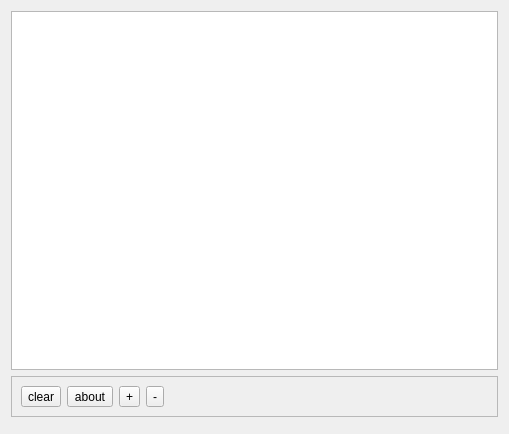
The window that QtLib/Logger/dlogger.ui (yasriady/QtLib) describes before a commit, drawn with Qt 5.
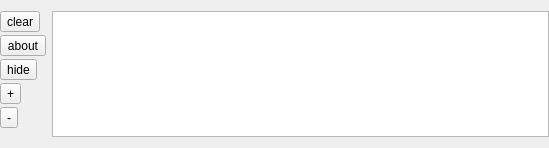
The same window after the commit. Icons and pictures are not drawn.

```diff
--- a/QtLib/Logger/dlogger.ui
+++ b/QtLib/Logger/dlogger.ui
@@ -6,42 +6,50 @@
    <rect>
     <x>0</x>
     <y>0</y>
-    <width>509</width>
-    <height>434</height>
+    <width>549</width>
+    <height>148</height>
    </rect>
   </property>
   <property name="windowTitle">
    <string>Form</string>
   </property>
-  <layout class="QVBoxLayout" name="verticalLayout">
-   <item>
-    <widget class="QTextEdit" name="textEdit">
-     <property name="sizePolicy">
-      <sizepolicy hsizetype="Preferred" vsizetype="Preferred">
-       <horstretch>0</horstretch>
-       <verstretch>0</verstretch>
-      </sizepolicy>
-     </property>
-     <property name="styleSheet">
-      <string notr="true">font: 7pt &quot;Sans Serif&quot;;</string>
-     </property>
-    </widget>
-   </item>
+  <layout class="QHBoxLayout" name="horizontalLayout">
+   <property name="leftMargin">
+    <number>0</number>
+   </property>
+   <property name="rightMargin">
+    <number>0</number>
+   </property>
    <item>
     <widget class="QFrame" name="frame_2">
      <property name="sizePolicy">
-      <sizepolicy hsizetype="Preferred" vsizetype="Fixed">
+      <sizepolicy hsizetype="Fixed" vsizetype="Preferred">
        <horstretch>0</horstretch>
        <verstretch>0</verstretch>
       </sizepolicy>
      </property>
      <property name="frameShape">
-      <enum>QFrame::StyledPanel</enum>
+      <enum>QFrame::NoFrame</enum>
      </property>
      <property name="frameShadow">
       <enum>QFrame::Raised</enum>
      </property>
-     <layout class="QHBoxLayout" name="horizontalLayout">
+     <layout class="QVBoxLayout" name="verticalLayout">
+      <property name="spacing">
+       <number>3</number>
+      </property>
+      <property name="leftMargin">
+       <number>0</number>
+      </property>
+      <property name="topMargin">
+       <number>0</number>
+      </property>
+      <property name="rightMargin">
+       <number>0</number>
+      </property>
+      <property name="bottomMargin">
+       <number>0</number>
+      </property>
       <item>
        <widget class="QToolButton" name="clear">
         <property name="toolTip">
@@ -67,6 +75,20 @@
         </property>
        </widget>
       </item>
+      <item>
+       <widget class="QToolButton" name="hide">
+        <property name="toolTip">
+         <string>hide</string>
+        </property>
+        <property name="text">
+         <string>hide</string>
+        </property>
+        <property name="icon">
+         <iconset resource="../Resources/resources.qrc">
+          <normaloff>:/icon/png_16/process-stop.png</normaloff>:/icon/png_16/process-stop.png</iconset>
+        </property>
+       </widget>
+      </item>
       <item>
        <widget class="QToolButton" name="increase_font">
         <property name="text">
@@ -90,14 +112,14 @@
        </widget>
       </item>
       <item>
-       <spacer name="horizontalSpacer">
+       <spacer name="verticalSpacer">
         <property name="orientation">
-         <enum>Qt::Horizontal</enum>
+         <enum>Qt::Vertical</enum>
         </property>
         <property name="sizeHint" stdset="0">
          <size>
-          <width>40</width>
-          <height>20</height>
+          <width>20</width>
+          <height>45</height>
          </size>
         </property>
        </spacer>
@@ -106,27 +128,10 @@
     </widget>
    </item>
    <item>
-    <widget class="QFrame" name="frame">
-     <property name="sizePolicy">
-      <sizepolicy hsizetype="Preferred" vsizetype="Fixed">
-       <horstretch>0</horstretch>
-       <verstretch>0</verstretch>
-      </sizepolicy>
+    <widget class="QTextEdit" name="textEdit">
+     <property name="styleSheet">
+      <string notr="true">font: 7pt &quot;Sans Serif&quot;;</string>
      </property>
-     <property name="frameShape">
-      <enum>QFrame::NoFrame</enum>
-     </property>
-     <property name="frameShadow">
-      <enum>QFrame::Raised</enum>
-     </property>
-     <layout class="QVBoxLayout" name="verticalLayout_2">
-      <property name="topMargin">
-       <number>0</number>
-      </property>
-      <property name="bottomMargin">
-       <number>0</number>
-      </property>
-     </layout>
     </widget>
    </item>
   </layout>
```
Left out of the diff: 3 changed lines with no effect on the pictures.
